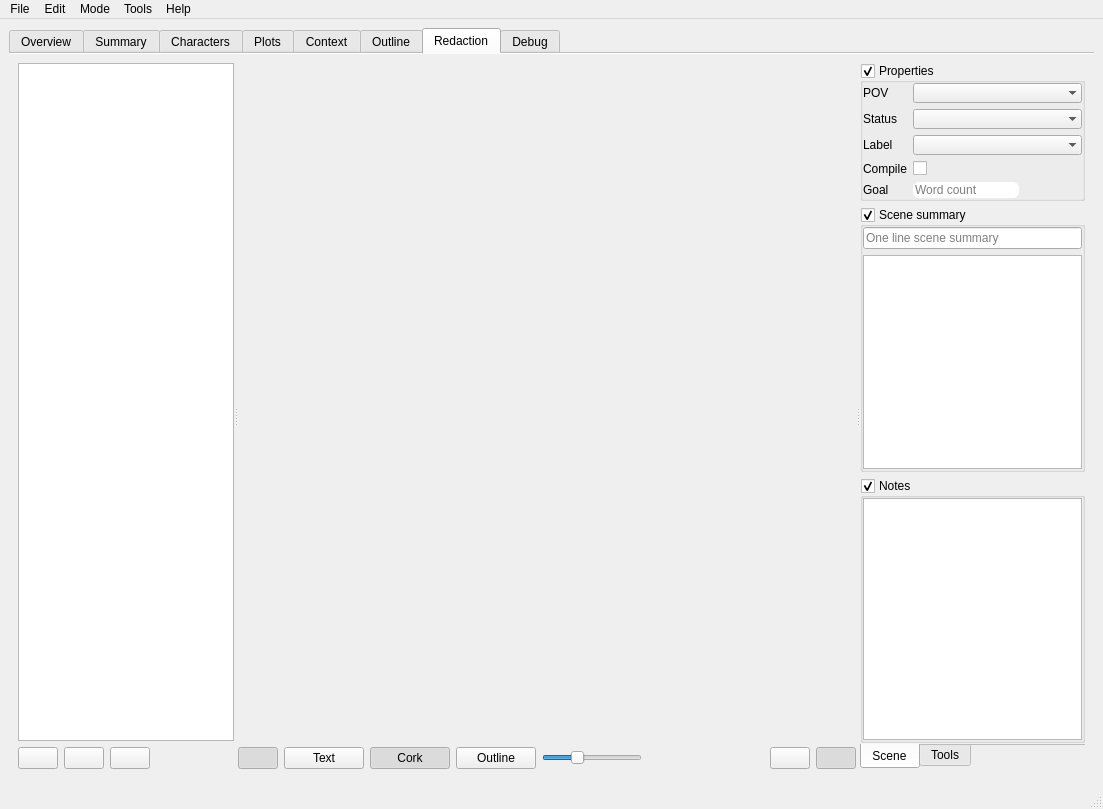
Before: the Qt Designer form src/ui/mainWindow.ui in olivierkes/manuskript, drawn with Qt 5.
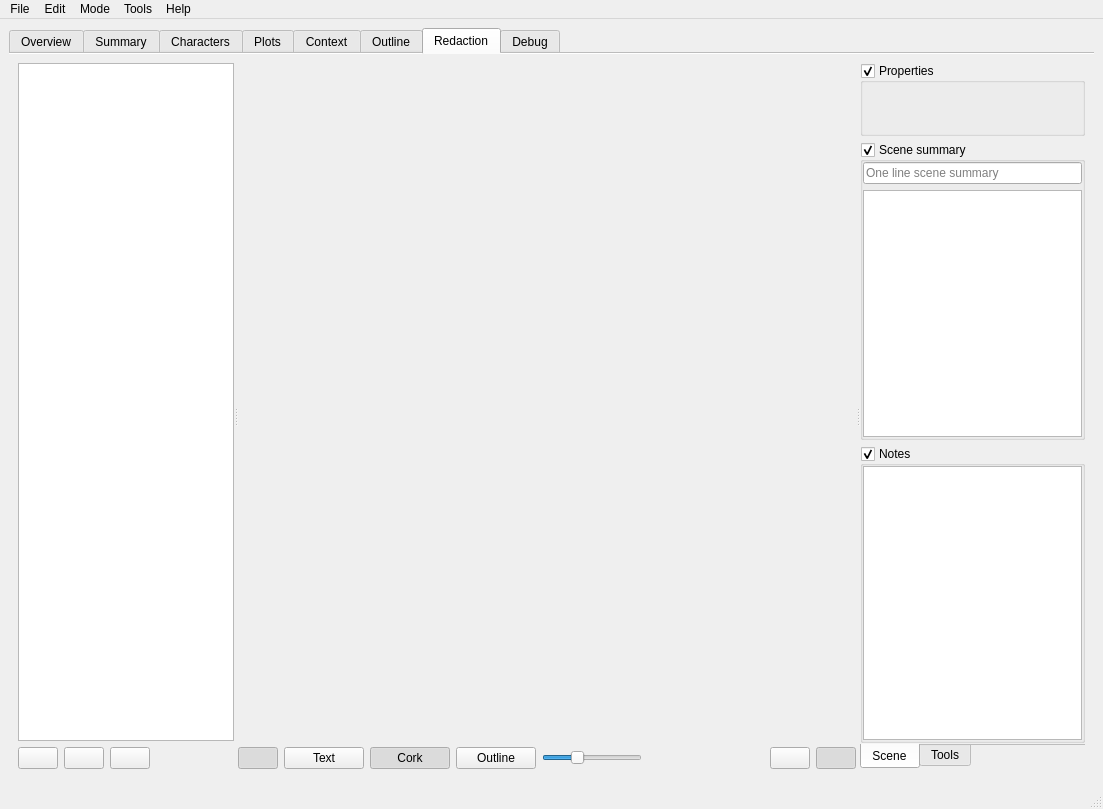
After: the same form once the commit is applied. Icons and pictures are not drawn. Custom widgets are drawn as their Qt base class.

Commit message: Towards a much better, multi-item, property view

What changed in the file:
```diff
--- a/src/ui/mainWindow.ui
+++ b/src/ui/mainWindow.ui
@@ -1840,110 +1840,17 @@
                <property name="checkable">
                 <bool>true</bool>
                </property>
-               <layout class="QFormLayout" name="formLayout_5">
+               <layout class="QVBoxLayout" name="verticalLayout_28">
                 <property name="margin">
                  <number>0</number>
                 </property>
-                <item row="0" column="0">
-                 <widget class="QLabel" name="lblRedacPOV">
-                  <property name="text">
-                   <string>POV</string>
-                  </property>
-                 </widget>
-                </item>
-                <item row="0" column="1">
-                 <widget class="cmbOutlinePersoChoser" name="cmbRedacPOV">
-                  <property name="sizePolicy">
-                   <sizepolicy hsizetype="Expanding" vsizetype="Fixed">
-                    <horstretch>0</horstretch>
-                    <verstretch>0</verstretch>
-                   </sizepolicy>
-                  </property>
-                  <property name="frame">
-                   <bool>false</bool>
-                  </property>
-                 </widget>
-                </item>
-                <item row="1" column="0">
-                 <widget class="QLabel" name="label_30">
-                  <property name="text">
-                   <string>Status</string>
-                  </property>
-                 </widget>
-                </item>
-                <item row="1" column="1">
-                 <widget class="cmbOutlineStatusChoser" name="cmbRedacStatus">
-                  <property name="sizePolicy">
-                   <sizepolicy hsizetype="Expanding" vsizetype="Fixed">
-                    <horstretch>0</horstretch>
-                    <verstretch>0</verstretch>
-                   </sizepolicy>
-                  </property>
-                  <property name="frame">
-                   <bool>false</bool>
-                  </property>
-                 </widget>
-                </item>
-                <item row="3" column="0">
-                 <widget class="QLabel" name="label_32">
-                  <property name="text">
-                   <string>Compile</string>
-                  </property>
-                 </widget>
-                </item>
-                <item row="3" column="1">
-                 <widget class="chkOutlineCompile" name="chkRedacCompile">
-                  <property name="text">
-                   <string/>
-                  </property>
-                 </widget>
-                </item>
-                <item row="4" column="0">
-                 <widget class="QLabel" name="label_29">
-                  <property name="text">
-                   <string>Goal</string>
-                  </property>
-                 </widget>
-                </item>
-                <item row="4" column="1">
-                 <widget class="QLineEdit" name="txtRedacGoal">
-                  <property name="sizePolicy">
-                   <sizepolicy hsizetype="Fixed" vsizetype="Fixed">
-                    <horstretch>0</horstretch>
-                    <verstretch>0</verstretch>
-                   </sizepolicy>
-                  </property>
-                  <property name="autoFillBackground">
-                   <bool>false</bool>
-                  </property>
-                  <property name="styleSheet">
-                   <string notr="true">border-radius: 6px;</string>
-                  </property>
-                  <property name="frame">
-                   <bool>false</bool>
-                  </property>
-                  <property name="placeholderText">
-                   <string>Word count</string>
-                  </property>
-                 </widget>
-                </item>
-                <item row="2" column="0">
-                 <widget class="QLabel" name="label_33">
-                  <property name="text">
-                   <string>Label</string>
-                  </property>
-                 </widget>
-                </item>
-                <item row="2" column="1">
-                 <widget class="cmbOutlineLabelChoser" name="cmbRedacLabel">
-                  <property name="sizePolicy">
-                   <sizepolicy hsizetype="Expanding" vsizetype="Fixed">
-                    <horstretch>0</horstretch>
-                    <verstretch>0</verstretch>
-                   </sizepolicy>
-                  </property>
-                  <property name="frame">
-                   <bool>false</bool>
+                <item>
+                 <widget class="propertiesView" name="viewRedacProperties" native="true">
+                  <property name="minimumSize">
+                   <size>
+                    <width>0</width>
+                    <height>50</height>
+                   </size>
                   </property>
                  </widget>
                 </item>
@@ -2353,16 +2260,6 @@
    <extends>QComboBox</extends>
    <header>ui.cmbOutlinePersoChoser.h</header>
   </customwidget>
-  <customwidget>
-   <class>cmbOutlineStatusChoser</class>
-   <extends>QComboBox</extends>
-   <header>ui.cmbOutlineStatusChoser.h</header>
-  </customwidget>
-  <customwidget>
-   <class>chkOutlineCompile</class>
-   <extends>QCheckBox</extends>
-   <header>ui.chkOutlineCompile.h</header>
-  </customwidget>
   <customwidget>
    <class>editorWidget</class>
    <extends>QWidget</extends>
@@ -2386,9 +2283,10 @@
    <header>ui.views.treeView.h</header>
   </customwidget>
   <customwidget>
-   <class>cmbOutlineLabelChoser</class>
-   <extends>QComboBox</extends>
-   <header>ui.cmbOutlineLabelChoser.h</header>
+   <class>propertiesView</class>
+   <extends>QWidget</extends>
+   <header>ui.views.propertiesView.h</header>
+   <container>1</container>
   </customwidget>
  </customwidgets>
  <resources/>
```
Left out of the diff: 19 changed lines with no effect on the pictures. The commit also changes 12 other files.
